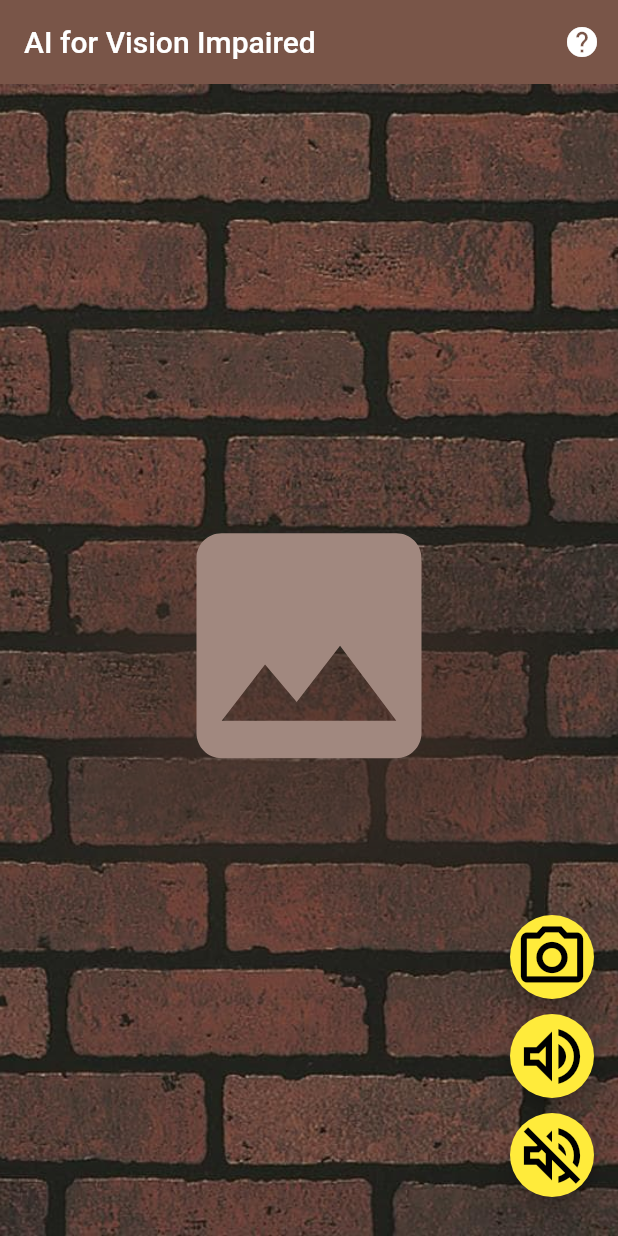
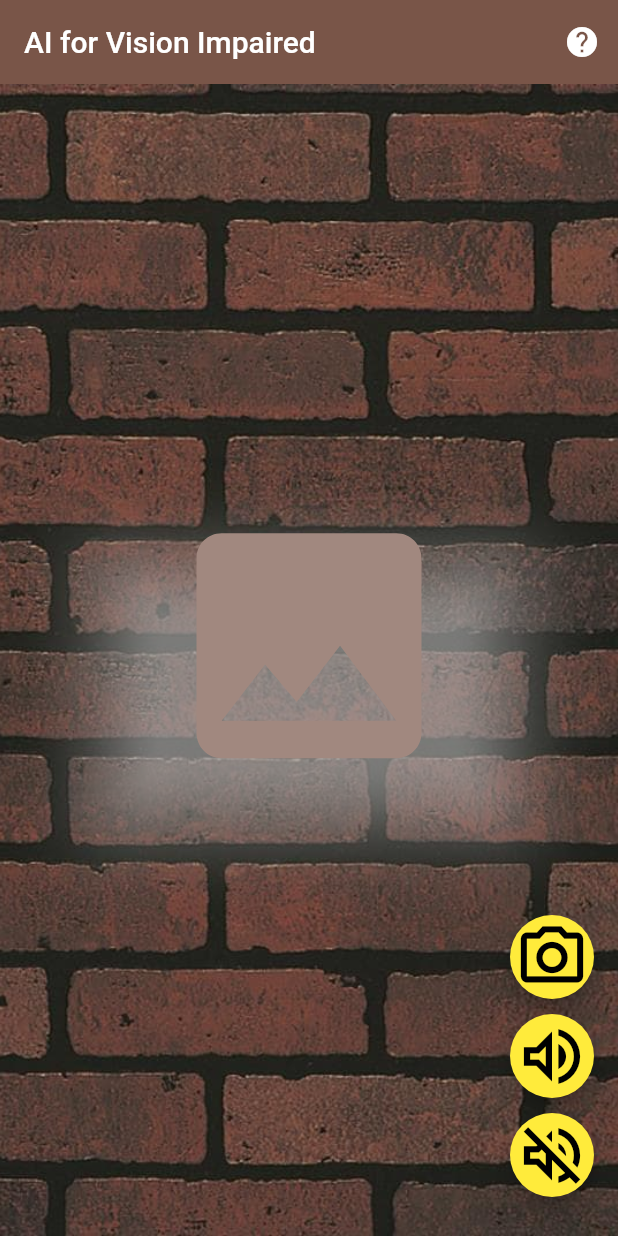
Before and after one commit to Ebad371/AI-Vision-for-Visually-Impaired, a Flutter app: the screen it shows after launch, on a phone screen of 412 x 824 dp. Run offline on Flutter 3.47's test engine with Material 2 defaults, Android fonts, the phone set to English and light mode, and no system bars; our stand-ins replace flutter_tts, image_picker; missing offline and left inert: google_ml_kit.

Commit message:
changes2

```diff
--- a/lib/main.dart
+++ b/lib/main.dart
@@ -228,8 +228,8 @@ class _MyHomePageState extends State<MyHomePage> {
                 padding: const EdgeInsets.only(top: 28.0),
                 child: Card(
                   color: Colors.transparent,
-                  shadowColor: Colors.brown,
-                  elevation: 30.0,
+                  shadowColor: Colors.white,
+                  elevation: 20.0,
                   clipBehavior: Clip.antiAlias,
                   shape: RoundedRectangleBorder(
                       borderRadius: BorderRadius.circular(20.0)),
```
